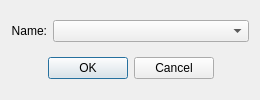
Old version of the form src/libs/vtools/dialogs/tools/addtogroup_dialog.ui in the repository FashionFreedom/Seamly2D.
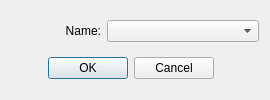
New version of the form. Icons and pictures are not drawn.

Patch:
```diff
--- a/src/libs/vtools/dialogs/tools/addtogroup_dialog.ui
+++ b/src/libs/vtools/dialogs/tools/addtogroup_dialog.ui
@@ -6,7 +6,7 @@
    <rect>
     <x>0</x>
     <y>0</y>
-    <width>260</width>
+    <width>270</width>
     <height>100</height>
    </rect>
   </property>
@@ -40,6 +40,12 @@
     <layout class="QHBoxLayout" name="horizontalLayout">
      <item>
       <widget class="QLabel" name="groupName_Label">
+       <property name="minimumSize">
+        <size>
+         <width>90</width>
+         <height>0</height>
+        </size>
+       </property>
        <property name="text">
         <string>Name:</string>
        </property>
@@ -58,7 +64,7 @@
        </property>
        <property name="minimumSize">
         <size>
-         <width>150</width>
+         <width>80</width>
          <height>0</height>
         </size>
        </property>
```
Left out of the diff: 4 changed lines with no effect on the pictures.
